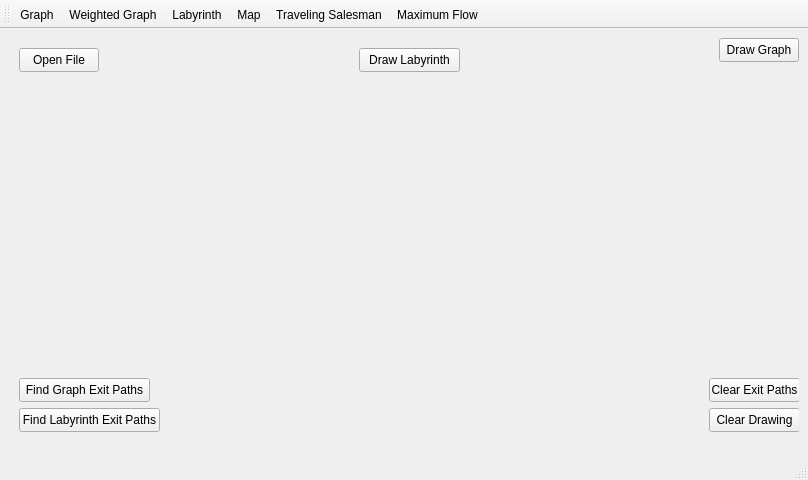
Old version of the form GraphFramework/MainWindow/mainwindow.ui in the repository AntonioVisan/graph-framework.
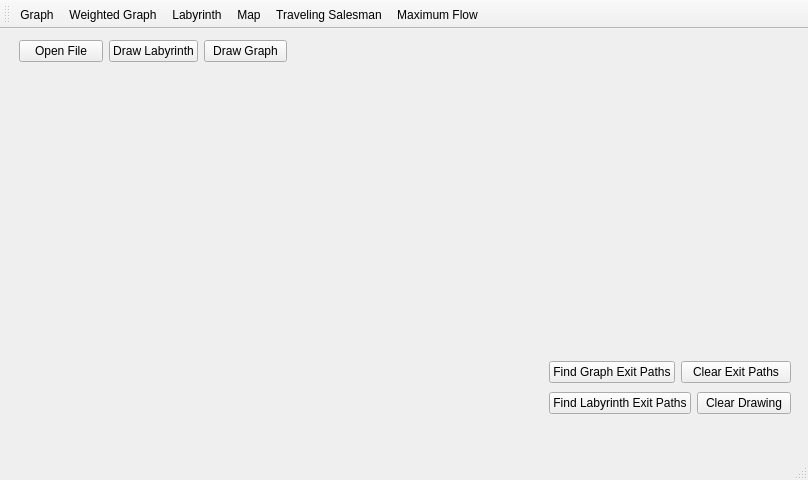
New version of the form. The open tabs and pages were chosen to show the change.

Commit message:
refactor(main-window): move graph drawing to graph page
- remove drawingArea usage from MainWindow
- draw manual graph directly on graphPage
- update graph mouse coordinates and painting
- reorganize graph page controls

Diff of the .ui file:
```diff
--- a/GraphFramework/MainWindow/mainwindow.ui
+++ b/GraphFramework/MainWindow/mainwindow.ui
@@ -236,97 +236,87 @@
       </widget>
       <widget class="QWidget" name="mapPage"/>
       <widget class="QWidget" name="labyrinthPage">
+       <widget class="QWidget" name="layoutWidget">
+        <property name="geometry">
+         <rect>
+          <x>10</x>
+          <y>0</y>
+          <width>268</width>
+          <height>26</height>
+         </rect>
+        </property>
+        <layout class="QHBoxLayout" name="horizontalLayout_10">
+         <item>
        <widget class="QPushButton" name="openFileButton">
-        <property name="geometry">
-         <rect>
-          <x>10</x>
-          <y>10</y>
-          <width>80</width>
-          <height>24</height>
-         </rect>
-        </property>
         <property name="text">
          <string>Open File</string>
         </property>
        </widget>
+         </item>
+         <item>
        <widget class="QPushButton" name="drawLabyrinthButton">
-        <property name="geometry">
-         <rect>
-          <x>350</x>
-          <y>10</y>
-          <width>101</width>
-          <height>24</height>
-         </rect>
-        </property>
         <property name="text">
          <string>Draw Labyrinth</string>
         </property>
        </widget>
+         </item>
+         <item>
        <widget class="QPushButton" name="drawGraphButton">
-        <property name="geometry">
-         <rect>
-          <x>710</x>
-          <y>0</y>
-          <width>80</width>
-          <height>24</height>
-         </rect>
-        </property>
         <property name="text">
          <string>Draw Graph</string>
         </property>
        </widget>
+         </item>
+        </layout>
+       </widget>
+       <widget class="QWidget" name="layoutWidget">
+        <property name="geometry">
+         <rect>
+          <x>540</x>
+          <y>320</y>
+          <width>242</width>
+          <height>60</height>
+         </rect>
+        </property>
+        <layout class="QVBoxLayout" name="verticalLayout_6">
+         <item>
+          <layout class="QHBoxLayout" name="horizontalLayout_11">
+           <item>
        <widget class="QPushButton" name="findGraphPathsButton">
-        <property name="geometry">
-         <rect>
-          <x>10</x>
-          <y>340</y>
-          <width>131</width>
-          <height>24</height>
-         </rect>
-        </property>
         <property name="text">
          <string>Find Graph Exit Paths</string>
         </property>
        </widget>
+           </item>
+           <item>
        <widget class="QPushButton" name="clearPathsButton">
-        <property name="geometry">
-         <rect>
-          <x>700</x>
-          <y>340</y>
-          <width>91</width>
-          <height>24</height>
-         </rect>
-        </property>
         <property name="text">
          <string>Clear Exit Paths</string>
         </property>
        </widget>
-       <widget class="QPushButton" name="clearDrawingButton">
-        <property name="geometry">
-         <rect>
-          <x>700</x>
-          <y>370</y>
-          <width>91</width>
-          <height>24</height>
-         </rect>
-        </property>
-        <property name="text">
-         <string>Clear Drawing</string>
-        </property>
-       </widget>
+           </item>
+          </layout>
+         </item>
+         <item>
+          <layout class="QHBoxLayout" name="horizontalLayout_12">
+           <item>
        <widget class="QPushButton" name="findLabyrinthPathsButton">
-        <property name="geometry">
-         <rect>
-          <x>10</x>
-          <y>370</y>
-          <width>141</width>
-          <height>24</height>
-         </rect>
-        </property>
         <property name="text">
          <string>Find Labyrinth Exit Paths</string>
         </property>
        </widget>
+           </item>
+           <item>
+            <widget class="QPushButton" name="clearDrawingButton">
+             <property name="text">
+              <string>Clear Drawing</string>
+             </property>
+            </widget>
+           </item>
+          </layout>
+         </item>
+        </layout>
+       </widget>
       </widget>
       <widget class="QWidget" name="weightedGraphPage">
        <widget class="QPushButton" name="addEdgeWeightButton">
```
Left out of the diff: 90 changed lines with no effect on the pictures. Lines whose indentation alone changed are shown as unchanged. The commit also changes 3 other files.
